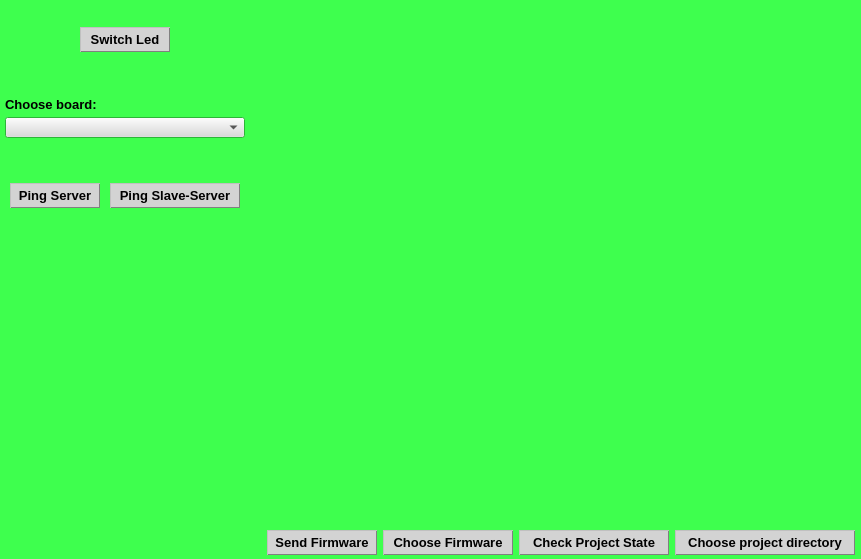
Before: the Qt Designer form CLIENT/RHE_Client/rhe_widget.ui in qvinn/RHE, drawn with Qt 5.
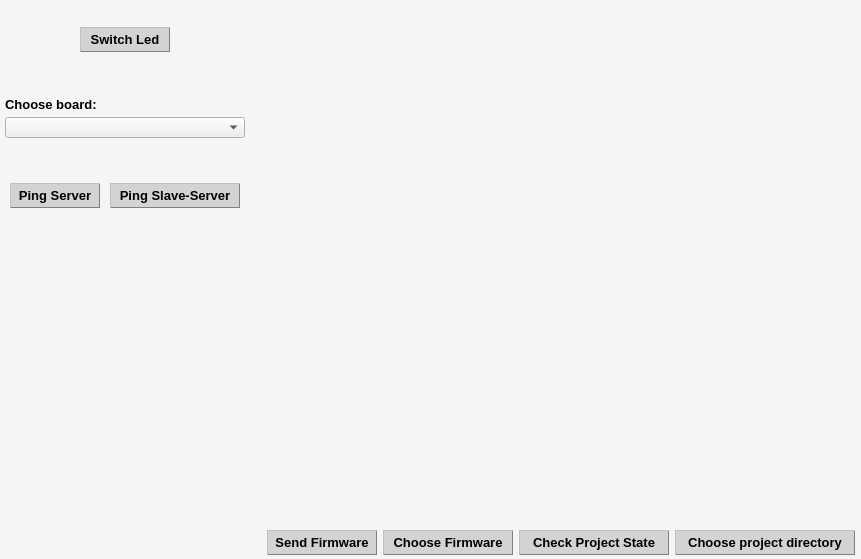
After: the same form once the commit is applied.

Diff of the .ui file:
```diff
--- a/CLIENT/RHE_Client/rhe_widget.ui
+++ b/CLIENT/RHE_Client/rhe_widget.ui
@@ -19,88 +19,88 @@
   <property name="palette">
    <palette>
     <active>
-     <colorrole role="Button">
+     <colorrole role="WindowText">
       <brush brushstyle="SolidPattern">
        <color alpha="255">
-        <red>218</red>
-        <green>218</green>
-        <blue>218</blue>
+        <red>0</red>
+        <green>0</green>
+        <blue>0</blue>
        </color>
       </brush>
      </colorrole>
      <colorrole role="Base">
       <brush brushstyle="SolidPattern">
        <color alpha="255">
-        <red>226</red>
-        <green>226</green>
-        <blue>226</blue>
+        <red>245</red>
+        <green>245</green>
+        <blue>245</blue>
        </color>
       </brush>
      </colorrole>
      <colorrole role="Window">
       <brush brushstyle="SolidPattern">
        <color alpha="255">
-        <red>62</red>
-        <green>255</green>
-        <blue>78</blue>
+        <red>245</red>
+        <green>245</green>
+        <blue>245</blue>
        </color>
       </brush>
      </colorrole>
     </active>
     <inactive>
-     <colorrole role="Button">
+     <colorrole role="WindowText">
       <brush brushstyle="SolidPattern">
        <color alpha="255">
-        <red>218</red>
-        <green>218</green>
-        <blue>218</blue>
+        <red>0</red>
+        <green>0</green>
+        <blue>0</blue>
        </color>
       </brush>
      </colorrole>
      <colorrole role="Base">
       <brush brushstyle="SolidPattern">
        <color alpha="255">
-        <red>226</red>
-        <green>226</green>
-        <blue>226</blue>
+        <red>245</red>
+        <green>245</green>
+        <blue>245</blue>
        </color>
       </brush>
      </colorrole>
      <colorrole role="Window">
       <brush brushstyle="SolidPattern">
        <color alpha="255">
-        <red>62</red>
-        <green>255</green>
-        <blue>78</blue>
+        <red>245</red>
+        <green>245</green>
+        <blue>245</blue>
        </color>
       </brush>
      </colorrole>
     </inactive>
     <disabled>
-     <colorrole role="Button">
+     <colorrole role="WindowText">
       <brush brushstyle="SolidPattern">
-       <color alpha="255">
-        <red>218</red>
-        <green>218</green>
-        <blue>218</blue>
+       <color alpha="127">
+        <red>255</red>
+        <green>255</green>
+        <blue>255</blue>
        </color>
       </brush>
      </colorrole>
      <colorrole role="Base">
       <brush brushstyle="SolidPattern">
        <color alpha="255">
-        <red>62</red>
-        <green>255</green>
-        <blue>78</blue>
+        <red>245</red>
+        <green>245</green>
+        <blue>245</blue>
        </color>
       </brush>
      </colorrole>
      <colorrole role="Window">
       <brush brushstyle="SolidPattern">
        <color alpha="255">
-        <red>62</red>
-        <green>255</green>
-        <blue>78</blue>
+        <red>245</red>
+        <green>245</green>
+        <blue>245</blue>
        </color>
       </brush>
      </colorrole>
```
